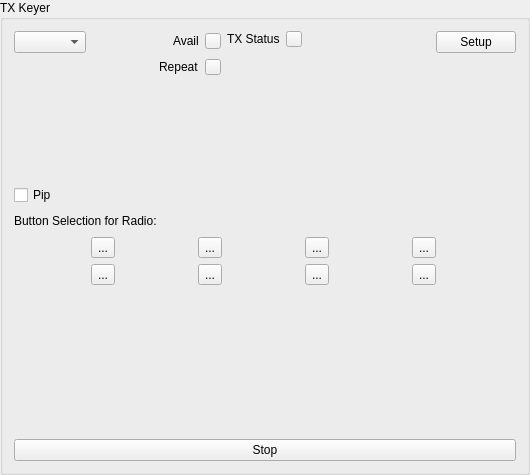
First picture: the form in mqt/MqtLogger/txvmbuttonsframe.ui, repository Rsclub22/Minos2-Mirror, before the edit.
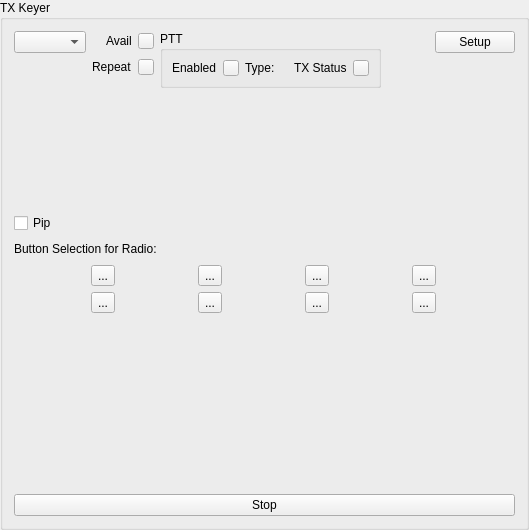
Second picture: the form after the edit.

Commit message: add PTT Type and PTT Enable indicator to txButtonsFrame

```diff
--- a/mqt/MqtLogger/txvmbuttonsframe.ui
+++ b/mqt/MqtLogger/txvmbuttonsframe.ui
@@ -6,8 +6,8 @@
    <rect>
     <x>0</x>
     <y>0</y>
-    <width>530</width>
-    <height>475</height>
+    <width>529</width>
+    <height>530</height>
    </rect>
   </property>
   <property name="windowTitle">
@@ -151,6 +151,65 @@
      <item>
       <layout class="QVBoxLayout" name="verticalLayout_2">
        <item>
+        <widget class="QGroupBox" name="pttGroupBox">
+         <property name="title">
+          <string>PTT</string>
+         </property>
+         <layout class="QHBoxLayout" name="horizontalLayout_10">
+          <item>
+           <layout class="QHBoxLayout" name="horizontalLayout_11">
+            <item>
+             <layout class="QHBoxLayout" name="horizontalLayout_12">
+              <item>
+               <widget class="QLabel" name="pttEnabledLabel">
+                <property name="text">
+                 <string>Enabled</string>
+                </property>
+               </widget>
+              </item>
+              <item>
+               <widget class="QPushButton" name="pttEnabledIndicator">
+                <property name="sizePolicy">
+                 <sizepolicy hsizetype="Fixed" vsizetype="Fixed">
+                  <horstretch>0</horstretch>
+                  <verstretch>0</verstretch>
+                 </sizepolicy>
+                </property>
+                <property name="maximumSize">
+                 <size>
+                  <width>16</width>
+                  <height>16</height>
+                 </size>
+                </property>
+                <property name="focusPolicy">
+                 <enum>Qt::NoFocus</enum>
+                </property>
+                <property name="text">
+                 <string/>
+                </property>
+               </widget>
+              </item>
+             </layout>
+            </item>
+            <item>
+             <layout class="QHBoxLayout" name="horizontalLayout_8">
+              <item>
+               <widget class="QLabel" name="pttTypeLabel">
+                <property name="text">
+                 <string>Type:</string>
+                </property>
+               </widget>
+              </item>
+              <item>
+               <widget class="QLabel" name="pttTypeText">
+                <property name="text">
+                 <string/>
+                </property>
+               </widget>
+              </item>
+             </layout>
+            </item>
+            <item>
         <layout class="QHBoxLayout" name="horizontalLayout_6">
          <item>
           <widget class="QLabel" name="txStatusLabel">
@@ -182,6 +241,11 @@
           </widget>
          </item>
         </layout>
+            </item>
+           </layout>
+          </item>
+         </layout>
+        </widget>
        </item>
        <item>
         <spacer name="verticalSpacer">
```
Lines whose indentation alone changed are shown as unchanged. The commit also changes 10 other files.
